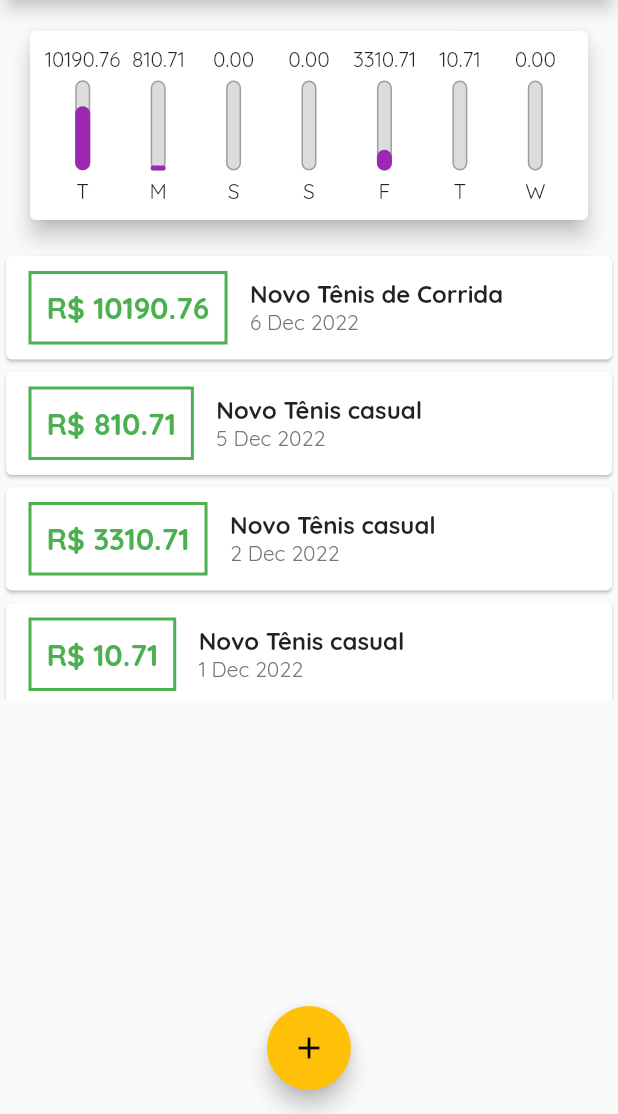
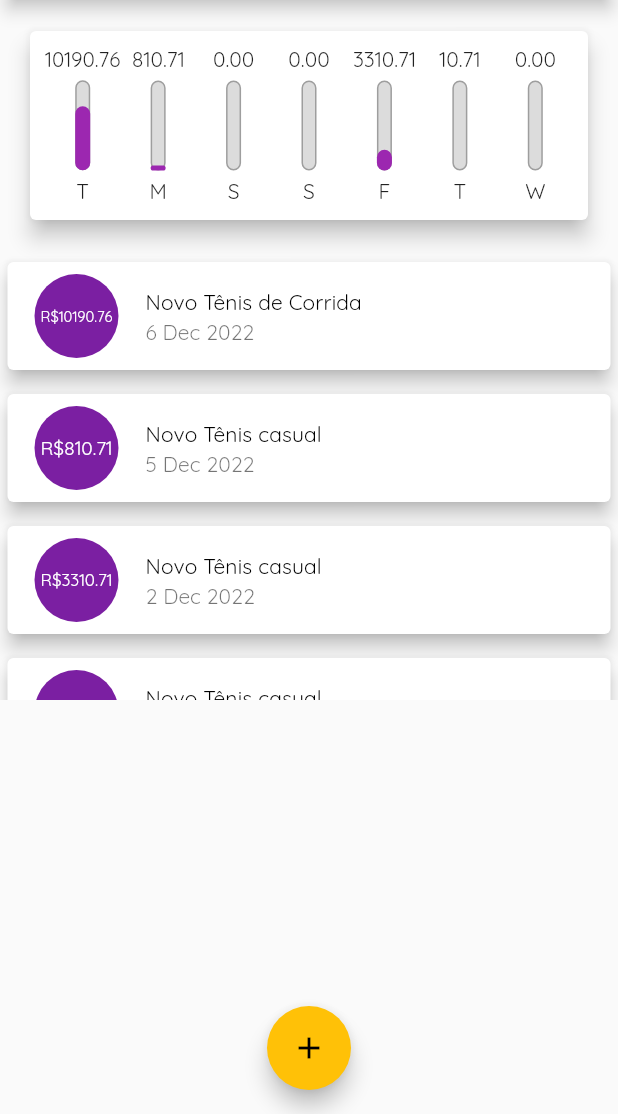
Before and after one commit to llucasmota/expenses-app, a Flutter app: the screen it shows after launch, on a phone screen of 412 x 824 dp, the part 122-1236 px from its top. Run offline on Flutter 3.47's test engine with Material 2 defaults, Android fonts, the phone set to English and light mode, and no system bars.

Commit message:
feat(transaction_list): refatoração do transaction list

```diff
--- a/lib/components/transaction_list.dart
+++ b/lib/components/transaction_list.dart
@@ -34,38 +34,25 @@ class TransactionList extends StatelessWidget {
               itemBuilder: (ctx, index) {
                 final transaction = transactions[index];
                 return Card(
-                    child: Row(
-                  children: <Widget>[
-                    Container(
-                      margin:
-                          EdgeInsets.symmetric(horizontal: 15, vertical: 10),
-                      decoration: BoxDecoration(
-                          border: Border.all(color: Colors.green, width: 2)),
-                      padding: EdgeInsets.all(10),
-                      child: Text(
-                        'R\$ ${transaction.value.toString()}',
-                        style: TextStyle(
-                            fontWeight: FontWeight.bold,
-                            fontSize: 20,
-                            color: Colors.green),
+                  elevation: 5,
+                  margin: EdgeInsets.symmetric(vertical: 8, horizontal: 5),
+                  child: ListTile(
+                    leading: CircleAvatar(
+                      radius: 30,
+                      child: Padding(
+                        padding: const EdgeInsets.all(6.0),
+                        child:
+                            FittedBox(child: Text('R\$${transaction.value}')),
                       ),
                     ),
-                    Column(
-                      crossAxisAlignment: CrossAxisAlignment.start,
-                      children: <Widget>[
-                        Text(
-                          transaction.title,
-                          style: TextStyle(
-                              fontWeight: FontWeight.bold, fontSize: 16),
-                        ),
-                        Text(
-                          DateFormat('d MMM y').format(transaction.date),
-                          style: TextStyle(color: Colors.grey[600]),
-                        )
-                      ],
-                    )
-                  ],
-                ));
+                    title: Text(
+                      transaction.title,
+                      style: Theme.of(context).textTheme.titleSmall,
+                    ),
+                    subtitle:
+                        Text(DateFormat('d MMM y').format(transaction.date)),
+                  ),
+                );
               },
             ),
     );
```
